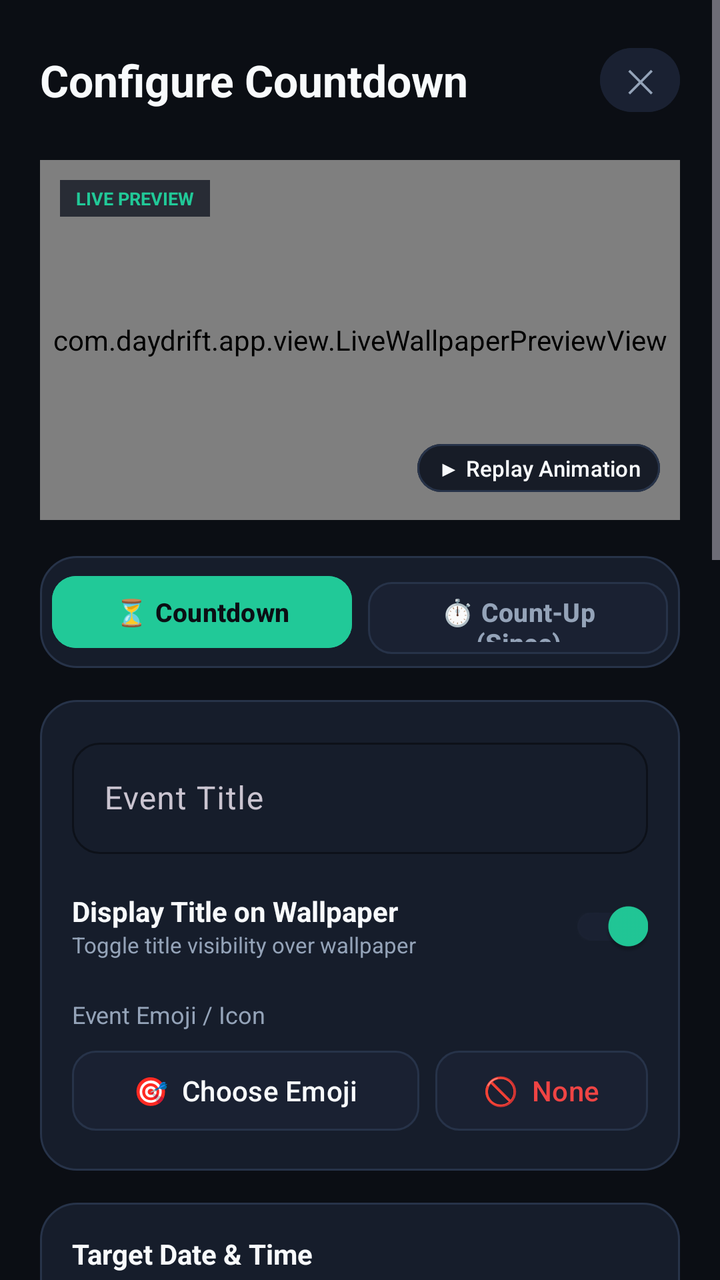
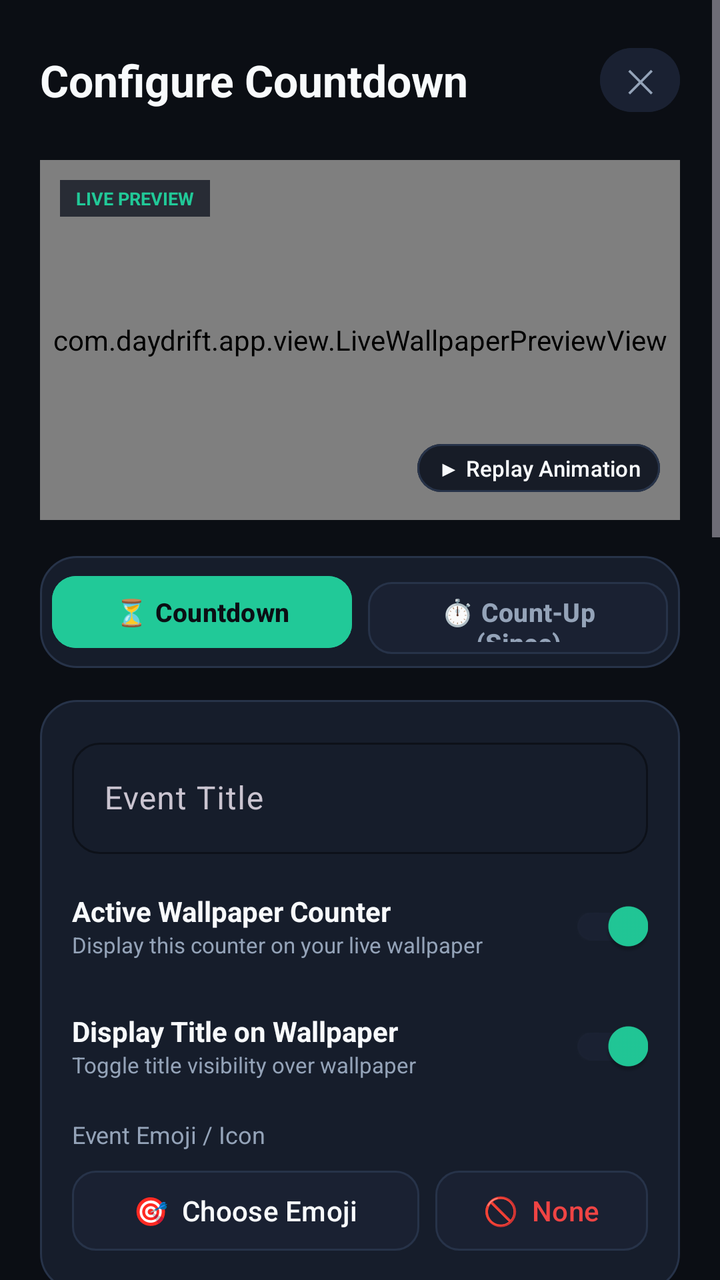

The first picture is an Android layout as it rendered before a commit; the second is the same layout after the commit. The layout source and the unified diff follow.
<!-- AndroidManifest.xml: application theme Theme.DayDrift -->
<!-- res/layout/dialog_counter_editor.xml -->
<?xml version="1.0" encoding="utf-8"?>
<ScrollView xmlns:android="http://schemas.android.com/apk/res/android"
    xmlns:app="http://schemas.android.com/apk/res-auto"
    android:layout_width="match_parent"
    android:layout_height="match_parent"
    android:background="@color/bg_dark"
    android:fitsSystemWindows="true"
    android:fillViewport="true">

    <LinearLayout
        android:layout_width="match_parent"
        android:layout_height="wrap_content"
        android:orientation="vertical"
        android:padding="20dp">

        
        <LinearLayout
            android:layout_width="match_parent"
            android:layout_height="wrap_content"
            android:orientation="horizontal"
            android:gravity="center_vertical"
            android:layout_marginBottom="20dp">

            <TextView
                android:id="@+id/dialogTitle"
                android:layout_width="0dp"
                android:layout_height="wrap_content"
                android:layout_weight="1"
                android:text="Configure Countdown"
                android:textColor="@color/text_primary"
                android:textSize="22sp"
                android:textStyle="bold" />

            <com.google.android.material.button.MaterialButton
                android:id="@+id/btnCloseDialog"
                android:layout_width="40dp"
                android:layout_height="40dp"
                android:text="✕"
                android:textColor="@color/text_secondary"
                android:textSize="16sp"
                android:backgroundTint="@color/bg_surface_elevated"
                app:cornerRadius="20dp"
                android:padding="0dp" />
        </LinearLayout>

        
        <FrameLayout
            android:id="@+id/editorPreviewCard"
            android:layout_width="match_parent"
            android:layout_height="180dp"
            android:background="@drawable/bg_card"
            android:layout_marginBottom="18dp"
            android:clipChildren="true"
            android:clipToPadding="true">

            <com.daydrift.app.view.LiveWallpaperPreviewView
                android:id="@+id/editorPreviewView"
                android:layout_width="match_parent"
                android:layout_height="match_parent" />

            <TextView
                android:layout_width="wrap_content"
                android:layout_height="wrap_content"
                android:text="LIVE PREVIEW"
                android:textSize="9sp"
                android:textStyle="bold"
                android:textColor="@color/primary"
                android:background="#CC131824"
                android:paddingStart="8dp"
                android:paddingEnd="8dp"
                android:paddingTop="3dp"
                android:paddingBottom="3dp"
                android:layout_gravity="top|start"
                android:layout_margin="10dp" />

            <com.google.android.material.button.MaterialButton
                android:id="@+id/btnTestAnimation"
                android:layout_width="wrap_content"
                android:layout_height="32dp"
                android:text="▶ Replay Animation"
                android:textAllCaps="false"
                android:textSize="11sp"
                android:backgroundTint="#CC131824"
                android:textColor="@color/text_primary"
                app:strokeColor="@color/border_card"
                app:strokeWidth="1dp"
                app:cornerRadius="12dp"
                android:layout_gravity="bottom|end"
                android:layout_margin="10dp"
                android:paddingStart="10dp"
                android:paddingEnd="10dp"
                android:paddingTop="0dp"
                android:paddingBottom="0dp" />
        </FrameLayout>

        
        <LinearLayout
            android:layout_width="match_parent"
            android:layout_height="wrap_content"
            android:orientation="horizontal"
            android:background="@drawable/bg_card"
            android:padding="6dp"
            android:layout_marginBottom="16dp">

            <com.google.android.material.button.MaterialButton
                android:id="@+id/btnModeCountdown"
                android:layout_width="0dp"
                android:layout_height="44dp"
                android:layout_weight="1"
                android:text="⏳ Countdown"
                android:textAllCaps="false"
                android:textSize="13sp"
                android:textStyle="bold"
                android:backgroundTint="@color/primary"
                android:textColor="@color/bg_dark"
                app:cornerRadius="12dp"
                android:layout_marginEnd="4dp" />

            <com.google.android.material.button.MaterialButton
                android:id="@+id/btnModeCountUp"
                android:layout_width="0dp"
                android:layout_height="44dp"
                android:layout_weight="1"
                android:text="⏱️ Count-Up (Since)"
                android:textAllCaps="false"
                android:textSize="13sp"
                android:textStyle="bold"
                android:backgroundTint="@color/bg_surface_elevated"
                android:textColor="@color/text_secondary"
                app:strokeColor="@color/border_card"
                app:strokeWidth="1dp"
                app:cornerRadius="12dp"
                android:layout_marginStart="4dp" />
        </LinearLayout>

        
        <LinearLayout
            android:layout_width="match_parent"
            android:layout_height="wrap_content"
            android:orientation="vertical"
            android:background="@drawable/bg_card"
            android:padding="16dp"
            android:layout_marginBottom="16dp">

            <com.google.android.material.textfield.TextInputLayout
                android:layout_width="match_parent"
                android:layout_height="wrap_content"
                android:hint="Event Title"
                app:boxBackgroundColor="@color/bg_surface_card"
                app:boxStrokeColor="@color/primary"
                app:boxCornerRadiusTopStart="14dp"
                app:boxCornerRadiusTopEnd="14dp"
                app:boxCornerRadiusBottomStart="14dp"
                app:boxCornerRadiusBottomEnd="14dp"
                android:layout_marginBottom="12dp">

                <com.google.android.material.textfield.TextInputEditText
                    android:id="@+id/inputTitle"
                    android:layout_width="match_parent"
                    android:layout_height="wrap_content"
                    android:textColor="@color/text_primary"
                    android:maxLines="1" />
            </com.google.android.material.textfield.TextInputLayout>

            
            <LinearLayout
                android:layout_width="match_parent"
                android:layout_height="wrap_content"
                android:orientation="horizontal"
                android:gravity="center_vertical"
                android:layout_marginBottom="12dp">

                <LinearLayout
                    android:layout_width="0dp"
                    android:layout_height="wrap_content"
                    android:layout_weight="1"
                    android:orientation="vertical">

                    <TextView
                        android:layout_width="wrap_content"
                        android:layout_height="wrap_content"
                        android:text="Display Title on Wallpaper"
                        android:textColor="@color/text_primary"
                        android:textSize="14sp"
                        android:textStyle="bold" />

                    <TextView
                        android:layout_width="wrap_content"
                        android:layout_height="wrap_content"
                        android:text="Toggle title visibility over wallpaper"
                        android:textColor="@color/text_secondary"
                        android:textSize="11sp" />
                </LinearLayout>

                <com.google.android.material.switchmaterial.SwitchMaterial
                    android:id="@+id/switchShowTitle"
                    android:layout_width="wrap_content"
                    android:layout_height="wrap_content"
                    android:checked="true"
                    app:thumbTint="@color/primary"
                    app:trackTint="@color/bg_surface_elevated" />
            </LinearLayout>

            
            <TextView
                android:layout_width="wrap_content"
                android:layout_height="wrap_content"
                android:text="Event Emoji / Icon"
                android:textColor="@color/text_secondary"
                android:textSize="12sp"
                android:layout_marginBottom="6dp" />

            <LinearLayout
                android:layout_width="match_parent"
                android:layout_height="wrap_content"
                android:orientation="horizontal"
                android:gravity="center_vertical">

                <com.google.android.material.button.MaterialButton
                    android:id="@+id/btnEmojiPicker"
                    android:layout_width="0dp"
                    android:layout_height="wrap_content"
                    android:layout_weight="1"
                    android:text="🎯  Choose Emoji"
                    android:textAllCaps="false"
                    android:textColor="@color/text_primary"
                    android:backgroundTint="@color/bg_surface_elevated"
                    app:strokeColor="@color/border_card"
                    app:strokeWidth="1dp"
                    app:cornerRadius="12dp"
                    android:layout_marginEnd="8dp" />

                <com.google.android.material.button.MaterialButton
                    android:id="@+id/btnRemoveEmoji"
                    android:layout_width="wrap_content"
                    android:layout_height="wrap_content"
                    android:text="🚫  None"
                    android:textAllCaps="false"
                    android:textColor="@color/error"
                    android:backgroundTint="@color/bg_surface_elevated"
                    app:strokeColor="@color/border_card"
                    app:strokeWidth="1dp"
                    app:cornerRadius="12dp" />
            </LinearLayout>
        </LinearLayout>

        
        <LinearLayout
            android:layout_width="match_parent"
            android:layout_height="wrap_content"
            android:orientation="vertical"
            android:background="@drawable/bg_card"
            android:padding="16dp"
            android:layout_marginBottom="16dp">

            <TextView
                android:id="@+id/tvDateLabel"
                android:layout_width="wrap_content"
                android:layout_height="wrap_content"
                android:text="Target Date &amp; Time"
                android:textColor="@color/text_primary"
                android:textSize="14sp"
                android:textStyle="bold"
                android:layout_marginBottom="10dp" />

            <LinearLayout
                android:layout_width="match_parent"
                android:layout_height="wrap_content"
                android:orientation="horizontal">

                <com.google.android.material.button.MaterialButton
                    android:id="@+id/btnDatePicker"
                    android:layout_width="0dp"
                    android:layout_height="wrap_content"
                    android:layout_weight="1"
                    android:layout_marginEnd="6dp"
                    android:text="Select Date"
                    android:textAllCaps="false"
                    android:backgroundTint="@color/bg_surface_elevated"
                    android:textColor="@color/text_primary"
                    app:strokeColor="@color/border_card"
                    app:strokeWidth="1dp"
                    app:cornerRadius="12dp" />

                <com.google.android.material.button.MaterialButton
                    android:id="@+id/btnTimePicker"
                    android:layout_width="0dp"
                    android:layout_height="wrap_content"
                    android:layout_weight="1"
                    android:layout_marginStart="6dp"
                    android:text="Select Time"
                    android:textAllCaps="false"
                    android:backgroundTint="@color/bg_surface_elevated"
                    android:textColor="@color/text_primary"
                    app:strokeColor="@color/border_card"
                    app:strokeWidth="1dp"
                    app:cornerRadius="12dp" />
            </LinearLayout>
        </LinearLayout>

        
        <LinearLayout
            android:layout_width="match_parent"
            android:layout_height="wrap_content"
            android:orientation="vertical"
            android:background="@drawable/bg_card"
            android:padding="16dp"
            android:layout_marginBottom="16dp">

            <LinearLayout
                android:layout_width="match_parent"
                android:layout_height="wrap_content"
                android:orientation="horizontal"
                android:gravity="center_vertical"
                android:layout_marginBottom="10dp">

                <TextView
                    android:layout_width="0dp"
                    android:layout_height="wrap_content"
                    android:layout_weight="1"
                    android:text="Layout &amp; Placement"
                    android:textColor="@color/text_primary"
                    android:textSize="14sp"
                    android:textStyle="bold" />

                <com.google.android.material.button.MaterialButton
                    android:id="@+id/btnBrowseLayouts"
                    android:layout_width="wrap_content"
                    android:layout_height="32dp"
                    android:text="Visual Cards ⤢"
                    android:textAllCaps="false"
                    android:textSize="11sp"
                    android:backgroundTint="@color/bg_surface_elevated"
                    android:textColor="@color/primary"
                    app:strokeColor="@color/border_card"
                    app:strokeWidth="1dp"
                    app:cornerRadius="12dp"
                    android:paddingStart="10dp"
                    android:paddingEnd="10dp"
                    android:paddingTop="0dp"
                    android:paddingBottom="0dp" />
            </LinearLayout>

            
            <com.google.android.material.textfield.TextInputLayout
                style="@style/Widget.Material3.TextInputLayout.OutlinedBox.ExposedDropdownMenu"
                android:layout_width="match_parent"
                android:layout_height="wrap_content"
                android:hint="Countdown Layout Style"
                app:boxBackgroundColor="@color/bg_surface_elevated"
                app:boxStrokeColor="@color/primary"
                app:boxCornerRadiusTopStart="12dp"
                app:boxCornerRadiusTopEnd="12dp"
                app:boxCornerRadiusBottomStart="12dp"
                app:boxCornerRadiusBottomEnd="12dp"
                android:layout_marginBottom="14dp">

                <AutoCompleteTextView
                    android:id="@+id/menuLayoutStyle"
                    android:layout_width="match_parent"
                    android:layout_height="wrap_content"
                    android:inputType="none"
                    android:textColor="@color/text_primary" />
            </com.google.android.material.textfield.TextInputLayout>

            
            <com.google.android.material.textfield.TextInputLayout
                style="@style/Widget.Material3.TextInputLayout.OutlinedBox.ExposedDropdownMenu"
                android:layout_width="match_parent"
                android:layout_height="wrap_content"
                android:hint="Transition Animation"
                app:boxBackgroundColor="@color/bg_surface_elevated"
                app:boxStrokeColor="@color/primary"
                app:boxCornerRadiusTopStart="12dp"
                app:boxCornerRadiusTopEnd="12dp"
                app:boxCornerRadiusBottomStart="12dp"
                app:boxCornerRadiusBottomEnd="12dp"
                android:layout_marginBottom="14dp">

                <AutoCompleteTextView
                    android:id="@+id/menuAnimationStyle"
                    android:layout_width="match_parent"
                    android:layout_height="wrap_content"
                    android:inputType="none"
                    android:textColor="@color/text_primary" />
            </com.google.android.material.textfield.TextInputLayout>

            
            <com.google.android.material.textfield.TextInputLayout
                style="@style/Widget.Material3.TextInputLayout.OutlinedBox.ExposedDropdownMenu"
                android:layout_width="match_parent"
                android:layout_height="wrap_content"
                android:hint="Position Preset"
                app:boxBackgroundColor="@color/bg_surface_elevated"
                app:boxStrokeColor="@color/primary"
                app:boxCornerRadiusTopStart="12dp"
                app:boxCornerRadiusTopEnd="12dp"
                app:boxCornerRadiusBottomStart="12dp"
                app:boxCornerRadiusBottomEnd="12dp"
                android:layout_marginBottom="14dp">

                <AutoCompleteTextView
                    android:id="@+id/menuPositionPreset"
                    android:layout_width="match_parent"
                    android:layout_height="wrap_content"
                    android:inputType="none"
                    android:textColor="@color/text_primary" />
            </com.google.android.material.textfield.TextInputLayout>

            
            <com.google.android.material.button.MaterialButton
                android:id="@+id/btnSelectFont"
                android:layout_width="match_parent"
                android:layout_height="52dp"
                android:text="Typography Font: Sans-Serif Bold (100+ Available)"
                android:textAllCaps="false"
                android:backgroundTint="@color/bg_surface_elevated"
                android:textColor="@color/text_primary"
                app:icon="@drawable/ic_font"
                app:iconTint="@color/primary"
                app:iconGravity="textStart"
                app:strokeColor="@color/border_card"
                app:strokeWidth="1dp"
                app:cornerRadius="14dp" />
        </LinearLayout>

        
        <LinearLayout
            android:layout_width="match_parent"
            android:layout_height="wrap_content"
            android:orientation="vertical"
            android:background="@drawable/bg_card"
            android:padding="16dp"
            android:layout_marginBottom="24dp">

            <TextView
                android:layout_width="wrap_content"
                android:layout_height="wrap_content"
                android:text="Color &amp; Gradient Engine"
                android:textColor="@color/text_primary"
                android:textSize="14sp"
                android:textStyle="bold"
                android:layout_marginBottom="10dp" />

            
            <com.google.android.material.textfield.TextInputLayout
                style="@style/Widget.Material3.TextInputLayout.OutlinedBox.ExposedDropdownMenu"
                android:layout_width="match_parent"
                android:layout_height="wrap_content"
                android:hint="Digit Color Format"
                app:boxBackgroundColor="@color/bg_surface_elevated"
                app:boxStrokeColor="@color/primary"
                app:boxCornerRadiusTopStart="12dp"
                app:boxCornerRadiusTopEnd="12dp"
                app:boxCornerRadiusBottomStart="12dp"
                app:boxCornerRadiusBottomEnd="12dp"
                android:layout_marginBottom="12dp">

                <AutoCompleteTextView
                    android:id="@+id/menuColorFormat"
                    android:layout_width="match_parent"
                    android:layout_height="wrap_content"
                    android:inputType="none"
                    android:textColor="@color/text_primary" />
            </com.google.android.material.textfield.TextInputLayout>

            
            <com.google.android.material.button.MaterialButton
                android:id="@+id/btnSolidCountColor"
                android:layout_width="match_parent"
                android:layout_height="wrap_content"
                android:text="Choose Solid Color"
                android:textAllCaps="false"
                android:textColor="@color/white"
                app:cornerRadius="12dp"
                android:visibility="gone"
                android:layout_marginBottom="12dp" />

            
            <LinearLayout
                android:id="@+id/layoutCountGradientOptions"
                android:layout_width="match_parent"
                android:layout_height="wrap_content"
                android:orientation="vertical">

                <TextView
                    android:id="@+id/tvCountGradAngle"
                    android:layout_width="wrap_content"
                    android:layout_height="wrap_content"
                    android:text="Gradient Angle: 45°"
                    android:textColor="@color/text_secondary"
                    android:textSize="12sp" />

                <com.google.android.material.slider.Slider
                    android:id="@+id/sliderCountGradAngle"
                    android:layout_width="match_parent"
                    android:layout_height="wrap_content"
                    android:valueFrom="0"
                    android:valueTo="360"
                    android:value="45"
                    android:stepSize="15"
                    app:thumbColor="@color/primary"
                    app:trackColorActive="@color/primary" />

                <LinearLayout
                    android:layout_width="match_parent"
                    android:layout_height="wrap_content"
                    android:orientation="horizontal"
                    android:layout_marginTop="4dp">

                    <com.google.android.material.button.MaterialButton
                        android:id="@+id/btnCountStartColor"
                        android:layout_width="0dp"
                        android:layout_height="wrap_content"
                        android:layout_weight="1"
                        android:layout_marginEnd="6dp"
                        android:text="Start Color"
                        android:textAllCaps="false"
                        android:textColor="@color/white"
                        app:cornerRadius="12dp" />

                    <com.google.android.material.button.MaterialButton
                        android:id="@+id/btnCountEndColor"
                        android:layout_width="0dp"
                        android:layout_height="wrap_content"
                        android:layout_weight="1"
                        android:layout_marginStart="6dp"
                        android:text="End Color"
                        android:textAllCaps="false"
                        android:textColor="@color/white"
                        app:cornerRadius="12dp" />
                </LinearLayout>
            </LinearLayout>

        </LinearLayout>

        
        <LinearLayout
            android:layout_width="match_parent"
            android:layout_height="wrap_content"
            android:orientation="horizontal"
            android:layout_marginBottom="24dp">

            <com.google.android.material.button.MaterialButton
                android:id="@+id/btnCancel"
                android:layout_width="0dp"
                android:layout_height="52dp"
                android:layout_weight="1"
                android:layout_marginEnd="8dp"
                android:text="Cancel"
                android:textAllCaps="false"
                android:backgroundTint="@color/bg_surface_elevated"
                android:textColor="@color/text_secondary"
                app:strokeColor="@color/border_card"
                app:strokeWidth="1dp"
                app:cornerRadius="14dp" />

            <com.google.android.material.button.MaterialButton
                android:id="@+id/btnSave"
                android:layout_width="0dp"
                android:layout_height="52dp"
                android:layout_weight="2"
                android:layout_marginStart="8dp"
                android:text="Save Countdown"
                android:textAllCaps="false"
                android:textStyle="bold"
                android:backgroundTint="@color/primary"
                android:textColor="@color/bg_dark"
                app:cornerRadius="14dp" />
        </LinearLayout>

    </LinearLayout>
</ScrollView>
<!-- resources referenced by this layout -->
<resources>
  <color name="bg_dark">#0B0E14</color>
  <color name="bg_surface_card">#161D2B</color>
  <color name="bg_surface_elevated">#1A2132</color>
  <color name="border_card">#273349</color>
  <color name="error">#EF4444</color>
  <color name="primary">#21C998</color>
  <color name="text_primary">#F8FAFC</color>
  <color name="text_secondary">#94A3B8</color>
  <color name="white">#FFFFFF</color>
  <!-- drawable bg_card (drawable) -->
  <?xml version="1.0" encoding="utf-8"?>
  <shape xmlns:android="http://schemas.android.com/apk/res/android"
      android:shape="rectangle">
      <solid android:color="@color/bg_surface_card" />
      <stroke android:width="1dp" android:color="@color/border_card" />
      <corners android:radius="18dp" />
  </shape>
  <!-- drawable ic_font (drawable) -->
  <vector xmlns:android="http://schemas.android.com/apk/res/android"
      android:width="24dp"
      android:height="24dp"
      android:viewportWidth="24"
      android:viewportHeight="24">
      <path
          android:fillColor="#21C998"
          android:pathData="M9.93,13.5h4.14L12,7.98z M20,2H4C2.9,2 2,2.9 2,4v16c0,1.1 0.9,2 2,2h16c1.1,0 2,-0.9 2,-2V4C22,2.9 21.1,2 20,2z M15.53,17.5l-1.07,-3h-4.92l-1.07,3H6.25L10.9,5.5h2.2l4.65,12H15.53z" />
  </vector>
  <style name="Theme.DayDrift" parent="Theme.Material3.Dark.NoActionBar">
          <item name="colorPrimary">@color/primary</item>
          <item name="colorPrimaryVariant">@color/primary_variant</item>
          <item name="colorSecondary">@color/secondary</item>
          <item name="colorSecondaryVariant">@color/secondary_variant</item>
          <item name="android:windowBackground">@color/bg_dark</item>
          <item name="android:colorBackground">@color/bg_dark</item>
          <item name="colorSurface">@color/bg_surface</item>
          <item name="colorSurfaceVariant">@color/bg_surface_card</item>
          <item name="colorOnSurface">@color/text_primary</item>
          <item name="colorOnPrimary">@color/bg_dark</item>
          <item name="android:statusBarColor">@color/bg_dark</item>
          <item name="android:navigationBarColor">@color/bg_dark</item>
          <item name="android:windowLightStatusBar">false</item>
          <item name="android:windowAnimationStyle">@style/DayDriftAnimation.Activity</item>
      </style>
  <color name="primary_variant">#16A37A</color>
  <color name="secondary">#6366F1</color>
  <color name="secondary_variant">#4F46E5</color>
  <color name="bg_surface">#131824</color>
  <style name="DayDriftAnimation.Activity" parent="@android:style/Animation.Activity">
          <item name="android:activityOpenEnterAnimation">@anim/slide_in_right</item>
          <item name="android:activityOpenExitAnimation">@anim/slide_out_left</item>
          <item name="android:activityCloseEnterAnimation">@anim/slide_in_left</item>
          <item name="android:activityCloseExitAnimation">@anim/slide_out_right</item>
      </style>
</resources>

<!-- the commit's change to res/layout/dialog_counter_editor.xml (unified diff, before → after) -->
@@ -179,6 +179,45 @@
                     <TextView
                         android:layout_width="wrap_content"
                         android:layout_height="wrap_content"
+                        android:text="Active Wallpaper Counter"
+                        android:textColor="@color/text_primary"
+                        android:textSize="14sp"
+                        android:textStyle="bold" />
+
+                    <TextView
+                        android:layout_width="wrap_content"
+                        android:layout_height="wrap_content"
+                        android:text="Display this counter on your live wallpaper"
+                        android:textColor="@color/text_secondary"
+                        android:textSize="11sp" />
+                </LinearLayout>
+
+                <com.google.android.material.switchmaterial.SwitchMaterial
+                    android:id="@+id/switchShowOnWallpaper"
+                    android:layout_width="wrap_content"
+                    android:layout_height="wrap_content"
+                    android:checked="true"
+                    app:thumbTint="@color/primary"
+                    app:trackTint="@color/bg_surface_elevated" />
+            </LinearLayout>
+
+            
+            <LinearLayout
+                android:layout_width="match_parent"
+                android:layout_height="wrap_content"
+                android:orientation="horizontal"
+                android:gravity="center_vertical"
+                android:layout_marginBottom="12dp">
+
+                <LinearLayout
+                    android:layout_width="0dp"
+                    android:layout_height="wrap_content"
+                    android:layout_weight="1"
+                    android:orientation="vertical">
+
+                    <TextView
+                        android:layout_width="wrap_content"
+                        android:layout_height="wrap_content"
                         android:text="Display Title on Wallpaper"
                         android:textColor="@color/text_primary"
                         android:textSize="14sp"
